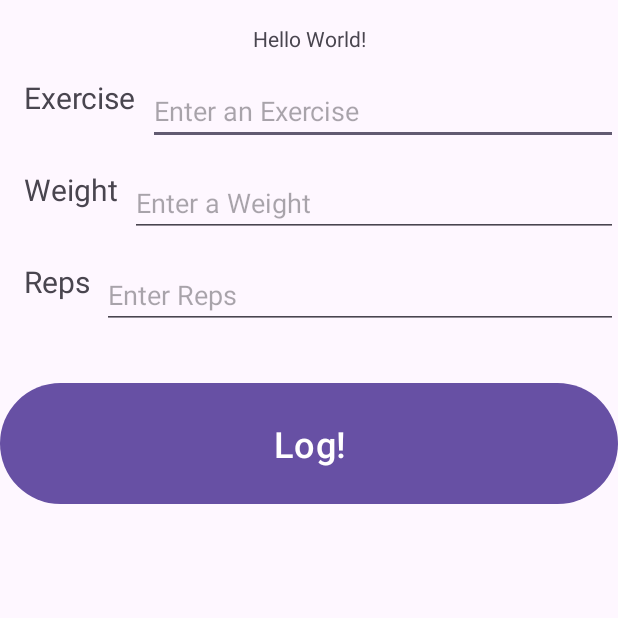
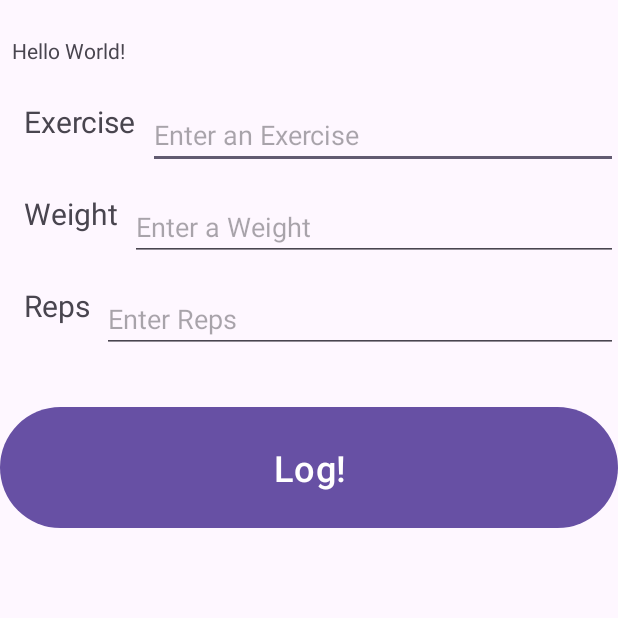
Before and after one commit to zhan6256/MyDemoApplication, an Android app: the screen it shows after launch (MainActivity), on a phone screen of 412 x 824 dp, the top half of it. Run offline under Robolectric (Android 15) with nearby library versions, the phone set to English and light mode, and no system bars.

Commit message:
End of Video 2: Wire up display View bindings Scrolling view. It's beautiful

```diff
--- a/app/src/main/java/com/daclink/mydemoapplication/MainActivity.java
+++ b/app/src/main/java/com/daclink/mydemoapplication/MainActivity.java
@@ -1,18 +1,59 @@
 package com.daclink.mydemoapplication;
 
 import android.os.Bundle;
+import android.text.method.ScrollingMovementMethod;
+import android.util.Log;
+import android.view.View;
+import android.widget.Toast;
 
-import androidx.activity.EdgeToEdge;
 import androidx.appcompat.app.AppCompatActivity;
-import androidx.core.graphics.Insets;
-import androidx.core.view.ViewCompat;
-import androidx.core.view.WindowInsetsCompat;
+
+import java.util.Locale;
 
 public class MainActivity extends AppCompatActivity {
-
+    com.daclink.mydemoapplication.databinding.ActivityMainBinding binding;
+    private static final String TAG = "DAC_GYMLOG";
+    String mExercise ="";
+    double mWeight = 0.0;
+    int mReps = 0;
     @Override
     protected void onCreate(Bundle savedInstanceState) {
         super.onCreate(savedInstanceState);
-        setContentView(R.layout.activity_main);
+        binding = com.daclink.mydemoapplication.databinding.ActivityMainBinding.inflate(getLayoutInflater());
+        setContentView(binding.getRoot());
+        binding.logDisplayTextView.setMovementMethod(new ScrollingMovementMethod());
+        binding.logButton.setOnClickListener(new View.OnClickListener() {
+            @Override
+            public void onClick(View v){
+                // Read the text from EditTexts
+                getInformationFromDisplay();
+
+                // Update the "Hello World" TextView
+                updateDisplay();
+            }
+        });
     }
+
+    private void updateDisplay(){
+        String currentInfo = binding.logDisplayTextView.getText().toString();
+        Log.d(TAG,"current info: "+currentInfo);
+        String newDisplay = String.format(Locale.US,"Exercise:%s%nWeight:%.2f%nReps:%d%n=-=-=-=%n%s",mExercise, mWeight, mReps,currentInfo);
+        binding.logDisplayTextView.setText(newDisplay);
+
+    }
+    private void getInformationFromDisplay(){
+        mExercise = binding.exerciseInputEditText.getText().toString();
+        try {
+            mWeight = Double.parseDouble(binding.weightInputEditText.getText().toString());
+        }catch(NumberFormatException e){
+            Log.d(TAG, "Error reading value from Weight edit text.");
+        }
+
+        try {
+            mReps = Integer.parseInt(binding.repInputEditText.getText().toString());
+        }catch(NumberFormatException e){
+            Log.d(TAG, "Error reading value from reps edit text.");
+        }
+    }
+
 }
--- a/app/src/main/res/layout/activity_main.xml
+++ b/app/src/main/res/layout/activity_main.xml
@@ -7,12 +7,16 @@
     android:layout_height="match_parent"
     tools:context=".MainActivity">
 
+    <!-- Top log display (scrollable later) -->
     <TextView
         android:id="@+id/logDisplayTextView"
-        android:layout_width="wrap_content"
+        android:layout_width="0dp"
         android:layout_height="wrap_content"
         android:text="Hello World!"
         android:layout_marginTop="16dp"
+        android:scrollbars="vertical"
+        android:maxLines="5"
+        android:padding="8dp"
         app:layout_constraintTop_toTopOf="parent"
         app:layout_constraintStart_toStartOf="parent"
         app:layout_constraintEnd_toEndOf="parent" />
@@ -27,9 +31,8 @@
         android:layout_marginStart="16dp"
         android:layout_marginTop="16dp"
         app:layout_constraintStart_toStartOf="parent"
-        app:layout_constraintTop_toBottomOf="@+id/logDisplayTextView" />
+        app:layout_constraintTop_toBottomOf="@id/logDisplayTextView" />
 
-    <!-- Weight row -->
     <EditText
         android:id="@+id/exerciseInputEditText"
         android:layout_width="0dp"
@@ -38,9 +41,10 @@
         android:hint="@string/enter_an_exercise"
         app:layout_constraintEnd_toEndOf="parent"
         app:layout_constraintHorizontal_bias="0.0"
-        app:layout_constraintStart_toEndOf="@+id/exerciseLabelTextView"
-        app:layout_constraintTop_toTopOf="@+id/exerciseLabelTextView" />
+        app:layout_constraintStart_toEndOf="@id/exerciseLabelTextView"
+        app:layout_constraintTop_toTopOf="@id/exerciseLabelTextView" />
 
+    <!-- Weight row -->
     <TextView
         android:id="@+id/weightLabelTextView"
         android:layout_width="wrap_content"
@@ -50,9 +54,8 @@
         android:layout_marginStart="16dp"
         android:layout_marginTop="16dp"
         app:layout_constraintStart_toStartOf="parent"
-        app:layout_constraintTop_toBottomOf="@+id/exerciseInputEditText" />
+        app:layout_constraintTop_toBottomOf="@id/exerciseInputEditText" />
 
-    <!-- Reps row -->
     <EditText
         android:id="@+id/weightInputEditText"
         android:layout_width="0dp"
@@ -65,6 +68,7 @@
         app:layout_constraintStart_toEndOf="@id/weightLabelTextView"
         app:layout_constraintTop_toTopOf="@id/weightLabelTextView" />
 
+    <!-- Reps row -->
     <TextView
         android:id="@+id/repLabelTextView"
         android:layout_width="wrap_content"
@@ -74,7 +78,7 @@
         android:layout_marginStart="16dp"
         android:layout_marginTop="16dp"
         app:layout_constraintStart_toStartOf="parent"
-        app:layout_constraintTop_toBottomOf="@+id/weightInputEditText" />
+        app:layout_constraintTop_toBottomOf="@id/weightInputEditText" />
 
     <EditText
         android:id="@+id/repInputEditText"
@@ -87,6 +91,7 @@
         app:layout_constraintEnd_toEndOf="parent"
         app:layout_constraintTop_toTopOf="@id/repLabelTextView" />
 
+    <!-- Log button -->
     <Button
         android:id="@+id/logButton"
         android:layout_width="0dp"
```
